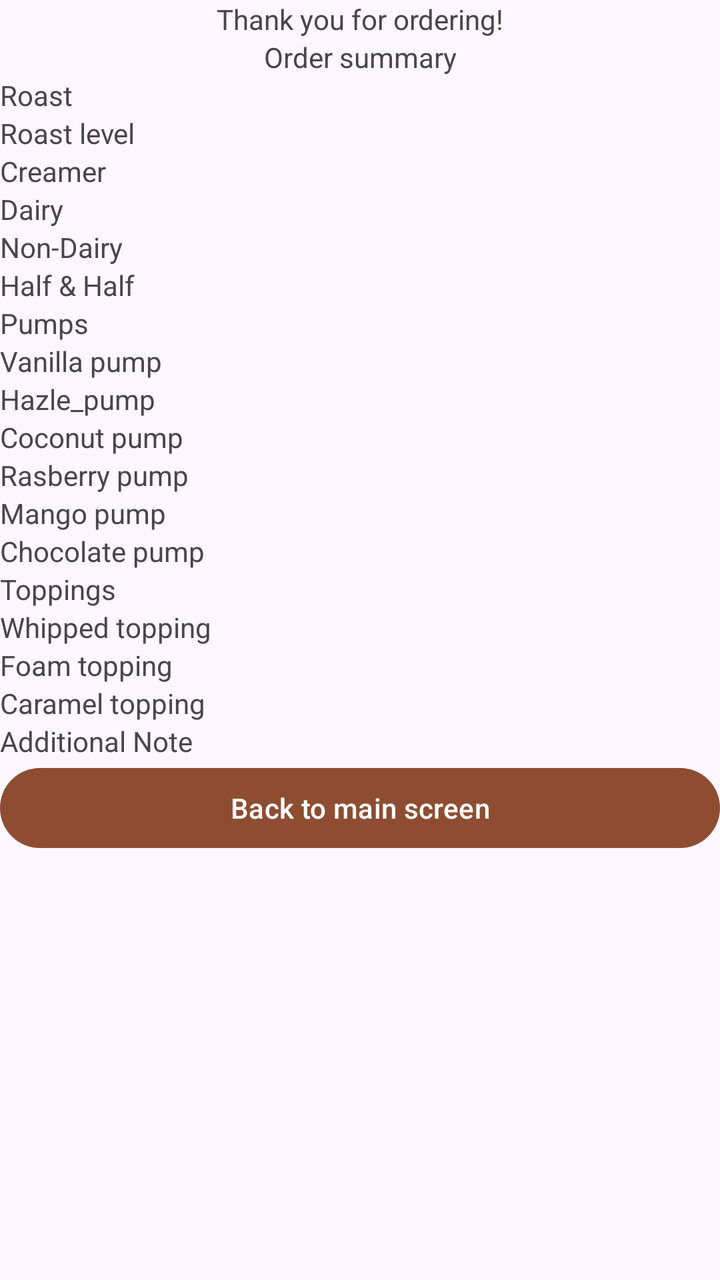
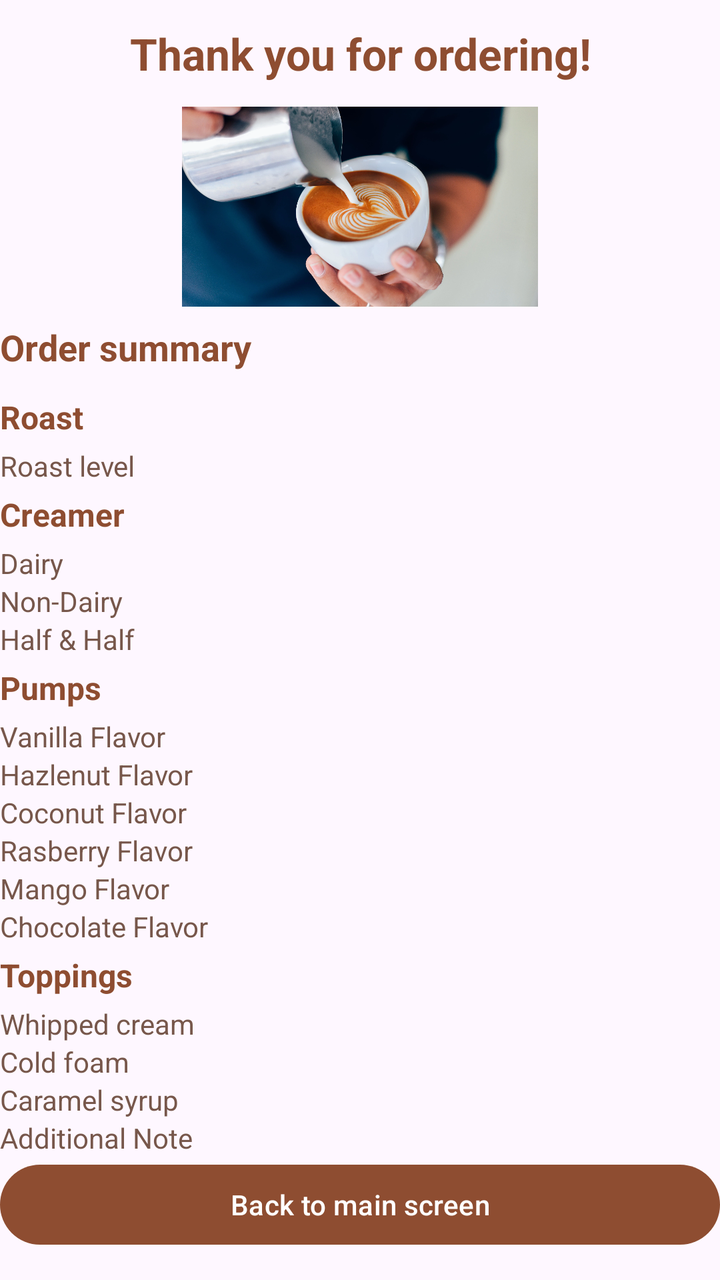

Two renders of the same Android screen: before a commit and after it. Below are the layout's source before the change and the commit's diff.
<!-- AndroidManifest.xml: application theme Theme.CoffeeMid -->
<!-- res/layout/activity_order_placed.xml -->
<?xml version="1.0" encoding="utf-8"?>
<TableLayout xmlns:android="http://schemas.android.com/apk/res/android"
    xmlns:app="http://schemas.android.com/apk/res-auto"
    xmlns:tools="http://schemas.android.com/tools"
    android:id="@+id/main"
    android:layout_width="match_parent"
    android:layout_height="match_parent"
    tools:context=".OrderPlaced">

    <TextView
        android:id="@+id/menu_title"
        android:layout_width="match_parent"
        android:layout_height="wrap_content"
        android:gravity="center_horizontal"

        android:text="Thank you for ordering!" />

    <TextView
        android:id="@+id/summary_header"
        android:layout_width="match_parent"
        android:layout_height="wrap_content"
        android:gravity="center_horizontal"

        android:text="Order summary" />


    <TextView
        android:text="Roast"
        />

    <TableRow>
        <TextView
            android:layout_width="match_parent"
            android:text="Roast level"/>
        <TextView
            android:layout_width="match_parent"
            android:id="@+id/roast_textview"/>
    </TableRow>


    <TextView
        android:text="Creamer"
        />
    <TableRow>
        <TextView
            android:text="Dairy"/>
        <TextView
            android:id="@+id/dairyCreamer_textview"/>
    </TableRow>
    <TableRow>
        <TextView
            android:text="Non-Dairy"/>
        <TextView
            android:id="@+id/nondairyCreamer_textview"/>
    </TableRow>
    <TableRow>
        <TextView
            android:text="Half &amp; Half"/>
        <TextView
            android:id="@+id/hahCreamer_textview"/>
    </TableRow>

    <TextView
        android:text="Pumps"
        />
    <TableRow>
        <TextView
            android:text="Vanilla pump"/>
        <TextView
            android:id="@+id/vanillaPump_textview"/>
    </TableRow>
    <TableRow>
        <TextView
            android:text="Hazle_pump"/>
        <TextView
            android:id="@+id/hazlePump_textview"
            />
    </TableRow>
    <TableRow>
        <TextView
            android:text="Coconut pump"/>
        <TextView
            android:id="@+id/coconutPump_textview"/>
    </TableRow>
    <TableRow>
        <TextView
            android:text="Rasberry pump"/>
        <TextView
            android:id="@+id/rasberryPump_textview"/>
    </TableRow>
    <TableRow>
        <TextView
            android:text="Mango pump"/>
        <TextView
            android:id="@+id/mangoPump_textview"/>
    </TableRow>
    <TableRow>
        <TextView
            android:text="Chocolate pump"/>
        <TextView
            android:id="@+id/chocoPump_textview"/>
    </TableRow>


    <TextView
        android:text="Toppings"/>

    <TableRow>
        <TextView
            android:text="Whipped topping"/>
        <TextView
            android:id="@+id/whipTopping_textview"/>
    </TableRow>
    <TableRow>
        <TextView
            android:text="Foam topping"/>
        <TextView
            android:id="@+id/foamTopping_textview"/>
    </TableRow>
    <TableRow>
        <TextView
            android:text="Caramel topping"/>
        <TextView
            android:id="@+id/caramelTopping_textview"/>
    </TableRow>


    <TableRow>
        <TextView
            android:text="Additional Note"/>
        <TextView
            android:id="@+id/AdditionalNote_textview"/>
    </TableRow>


    <Button
        android:id="@+id/BackBtn"
        android:text="Back to main screen"/>
</TableLayout>
<!-- resources referenced by this layout -->
<resources>
  <style name="Theme.CoffeeMid" parent="Base.Theme.CoffeeMid" />
  <style name="Base.Theme.CoffeeMid" parent="Theme.Material3.DayNight.NoActionBar">
          <item name="colorPrimary">@color/coffee_primary</item>
          <item name="colorSecondary">@color/coffee_secondary</item>
          <item name="colorSurface">@color/coffee_surface</item>
      </style>
  <color name="coffee_primary">#8e4d31</color>
  <color name="coffee_secondary">#77574b</color>
  <color name="coffee_surface">#685e30</color>
</resources>

<!-- the commit's change to res/layout/activity_order_placed.xml (unified diff, before → after) -->
@@ -12,128 +12,164 @@
         android:layout_width="match_parent"
         android:layout_height="wrap_content"
         android:gravity="center_horizontal"
+        style="@style/AppTitle"
 
-        android:text="Thank you for ordering!" />
+        android:text="@string/thank_you_for_ordering_screen" />
+
+
+    <ImageView
+        android:layout_width="wrap_content"
+        android:layout_height="100dp"
+        android:contentDescription="@string/various_coffee_beans_in_cups"
+        android:src="@drawable/coffee_pour"
+        />
 
     <TextView
         android:id="@+id/summary_header"
         android:layout_width="match_parent"
         android:layout_height="wrap_content"
         android:gravity="center_horizontal"
+        style="@style/Header"
 
-        android:text="Order summary" />
+        android:text="@string/order_summary_screen" />
 
 
     <TextView
-        android:text="Roast"
-        />
+        android:text="@string/roast_ordered"
+        style="@style/Header2"/>
 
     <TableRow>
         <TextView
-            android:layout_width="match_parent"
-            android:text="Roast level"/>
+            android:text="@string/roast_level_ordered"
+            android:textColor="?attr/colorSecondary"/>
         <TextView
-            android:layout_width="match_parent"
-            android:id="@+id/roast_textview"/>
+            android:id="@+id/roast_textview"
+            android:textColor="?attr/colorPrimary"/>
     </TableRow>
 
 
     <TextView
-        android:text="Creamer"
-        />
+        android:text="@string/creamer_ordered"
+        style="@style/Header2"/>
     <TableRow>
         <TextView
-            android:text="Dairy"/>
+            android:text="@string/dairy_ordered"
+            android:textColor="?attr/colorSecondary"/>
         <TextView
-            android:id="@+id/dairyCreamer_textview"/>
+            android:id="@+id/dairyCreamer_textview"
+            android:textColor="?attr/colorPrimary"/>
     </TableRow>
     <TableRow>
         <TextView
-            android:text="Non-Dairy"/>
+            android:text="@string/non_dairy_ordered"
+            android:textColor="?attr/colorSecondary"/>
         <TextView
-            android:id="@+id/nondairyCreamer_textview"/>
+            android:id="@+id/nondairyCreamer_textview"
+            android:textColor="?attr/colorPrimary"/>
     </TableRow>
     <TableRow>
         <TextView
-            android:text="Half &amp; Half"/>
+            android:text="@string/half_amp_half_ordered"
+            android:textColor="?attr/colorSecondary"/>
         <TextView
-            android:id="@+id/hahCreamer_textview"/>
+            android:id="@+id/hahCreamer_textview"
+            android:textColor="?attr/colorPrimary"/>
     </TableRow>
 
     <TextView
-        android:text="Pumps"
-        />
+        android:text="@string/pumps_ordered"
+        style="@style/Header2"/>
     <TableRow>
         <TextView
-            android:text="Vanilla pump"/>
+            android:text="@string/vanilla_flavor"
+            android:textColor="?attr/colorSecondary"/>
         <TextView
-            android:id="@+id/vanillaPump_textview"/>
+            android:id="@+id/vanillaPump_textview"
+            android:textColor="?attr/colorPrimary"/>
     </TableRow>
     <TableRow>
         <TextView
-            android:text="Hazle_pump"/>
+            android:text="@string/hazlenut_flavor"
+            android:textColor="?attr/colorSecondary"/>
         <TextView
             android:id="@+id/hazlePump_textview"
-            />
+            android:textColor="?attr/colorPrimary"/>
     </TableRow>
     <TableRow>
         <TextView
-            android:text="Coconut pump"/>
+            android:text="@string/coconut_flavor"
+            android:textColor="?attr/colorSecondary"/>
         <TextView
-            android:id="@+id/coconutPump_textview"/>
+            android:id="@+id/coconutPump_textview"
+            android:textColor="?attr/colorPrimary"/>
     </TableRow>
     <TableRow>
         <TextView
-            android:text="Rasberry pump"/>
+            android:text="@string/rasberry_flavor"
+            android:textColor="?attr/colorSecondary"/>
         <TextView
-            android:id="@+id/rasberryPump_textview"/>
+            android:id="@+id/rasberryPump_textview"
+            android:textColor="?attr/colorPrimary"/>
     </TableRow>
     <TableRow>
         <TextView
-            android:text="Mango pump"/>
+            android:text="@string/mango_flavor"
+            android:textColor="?attr/colorSecondary"/>
         <TextView
-            android:id="@+id/mangoPump_textview"/>
+            android:id="@+id/mangoPump_textview"
+            android:textColor="?attr/colorPrimary"/>
     </TableRow>
     <TableRow>
         <TextView
-            android:text="Chocolate pump"/>
+            android:text="@string/chocolate_flavor"
+            android:textColor="?attr/colorSecondary"/>
         <TextView
-            android:id="@+id/chocoPump_textview"/>
+            android:id="@+id/chocoPump_textview"
+            android:textColor="?attr/colorPrimary"/>
     </TableRow>
 
 
     <TextView
-        android:text="Toppings"/>
+        android:text="@string/toppings_ordered"
+        style="@style/Header2"/>
 
     <TableRow>
         <TextView
-            android:text="Whipped topping"/>
+            android:text="@string/whipped_cream"
+            android:textColor="?attr/colorSecondary"/>
         <TextView
-            android:id="@+id/whipTopping_textview"/>
+            android:id="@+id/whipTopping_textview"
+            android:textColor="?attr/colorPrimary"/>
     </TableRow>
     <TableRow>
         <TextView
-            android:text="Foam topping"/>
+            android:text="@string/cold_foam"
+            android:textColor="?attr/colorSecondary"/>
         <TextView
-            android:id="@+id/foamTopping_textview"/>
+            android:id="@+id/foamTopping_textview"
+            android:textColor="?attr/colorPrimary"/>
     </TableRow>
     <TableRow>
         <TextView
-            android:text="Caramel topping"/>
+            android:text="@string/caramel_syrup"
+            android:textColor="?attr/colorSecondary"/>
         <TextView
-            android:id="@+id/caramelTopping_textview"/>
+            android:id="@+id/caramelTopping_textview"
+            android:textColor="?attr/colorPrimary"/>
     </TableRow>
 
 
     <TableRow>
         <TextView
-            android:text="Additional Note"/>
+            android:text="@string/additional_note_ordered"
+            android:textColor="?attr/colorSecondary"/>
         <TextView
-            android:id="@+id/AdditionalNote_textview"/>
+            android:id="@+id/AdditionalNote_textview"
+            android:textColor="?attr/colorPrimary"/>
     </TableRow>
 
 
     <Button
         android:id="@+id/BackBtn"
-        android:text="Back to main screen"/>
+        android:text="@string/back_to_main_screen"/>
 </TableLayout>
<!-- resource entries referenced after the edit -->
@@ -1,5 +1,61 @@
 <!-- resources referenced by this layout -->
 <resources>
+  <!-- drawable coffee_pour: webp bitmap (drawable, 487140 bytes) -->
+  <string name="additional_note_ordered">Additional Note</string>
+  <string name="back_to_main_screen">Back to main screen</string>
+  <string name="caramel_syrup">Caramel syrup</string>
+  <string name="chocolate_flavor">Chocolate Flavor</string>
+  <string name="coconut_flavor">Coconut Flavor</string>
+  <string name="cold_foam">Cold foam</string>
+  <string name="creamer_ordered">Creamer</string>
+  <string name="dairy_ordered">Dairy</string>
+  <string name="half_amp_half_ordered">Half &amp; Half</string>
+  <string name="hazlenut_flavor">Hazlenut Flavor</string>
+  <string name="mango_flavor">Mango Flavor</string>
+  <string name="non_dairy_ordered">Non-Dairy</string>
+  <string name="order_summary_screen">Order summary</string>
+  <string name="pumps_ordered">Pumps</string>
+  <string name="rasberry_flavor">Rasberry Flavor</string>
+  <string name="roast_level_ordered">Roast level</string>
+  <string name="roast_ordered">Roast</string>
+  <string name="thank_you_for_ordering_screen">Thank you for ordering!</string>
+  <string name="toppings_ordered">Toppings</string>
+  <string name="vanilla_flavor">Vanilla Flavor</string>
+  <string name="various_coffee_beans_in_cups">Various coffee beans in cups</string>
+  <string name="whipped_cream">Whipped cream</string>
+  <style name="AppTitle">
+          <item name="android:textSize">22sp</item>
+          <item name="android:textStyle">bold</item>
+          <item name="android:layout_width">match_parent</item>
+          <item name="android:layout_height">wrap_content</item>
+          <item name="android:paddingTop">12dp</item>
+          <item name="android:paddingBottom">12dp</item>
+          <item name="android:textAlignment">center</item>
+          <item name="android:layout_columnSpan">2</item>
+          <item name="android:textColor">?attr/colorPrimary</item>
+      </style>
+  <style name="Header">
+          <item name="android:textSize">18sp</item>
+          <item name="android:textStyle">bold</item>
+          <item name="android:layout_width">match_parent</item>
+          <item name="android:layout_height">wrap_content</item>
+          <item name="android:paddingTop">8dp</item>
+          <item name="android:paddingBottom">8dp</item>
+          <item name="android:textAlignment">viewStart</item>
+          <item name="android:layout_columnSpan">2</item>
+          <item name="android:textColor">?attr/colorPrimary</item>
+      </style>
+  <style name="Header2">
+          <item name="android:textSize">16sp</item>
+          <item name="android:textStyle">bold</item>
+          <item name="android:layout_width">wrap_content</item>
+          <item name="android:layout_height">wrap_content</item>
+          <item name="android:paddingTop">4dp</item>
+          <item name="android:paddingBottom">4dp</item>
+          <item name="android:textAlignment">viewStart</item>
+          <item name="android:layout_columnSpan">1</item>
+          <item name="android:textColor">?attr/colorPrimary</item>
+      </style>
   <style name="Theme.CoffeeMid" parent="Base.Theme.CoffeeMid" />
   <style name="Base.Theme.CoffeeMid" parent="Theme.Material3.DayNight.NoActionBar">
           <item name="colorPrimary">@color/coffee_primary</item>
